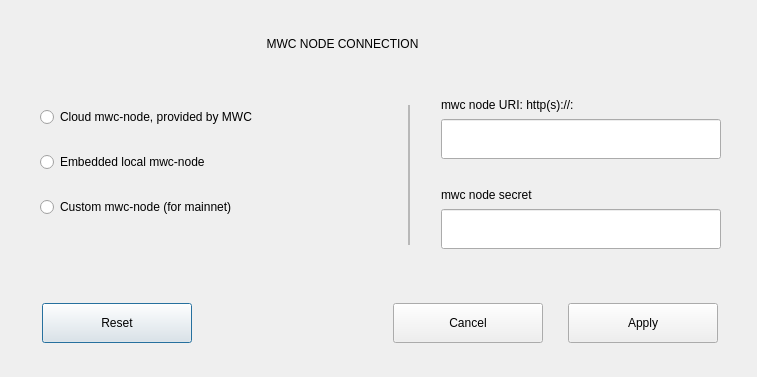
The window that dialogs/u_changenode.ui (0xkobe/mwc-wallet) describes before a commit, drawn with Qt 5.
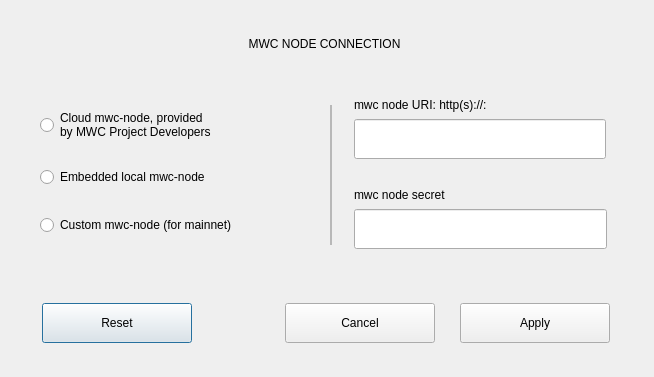
The same window after the commit. Custom widgets are drawn as their Qt base class.

Commit message: make embedded node nicer

The edit to the form file:
```diff
--- a/dialogs/u_changenode.ui
+++ b/dialogs/u_changenode.ui
@@ -6,7 +6,7 @@
    <rect>
     <x>0</x>
     <y>0</y>
-    <width>757</width>
+    <width>654</width>
     <height>377</height>
    </rect>
   </property>
@@ -19,7 +19,7 @@
   <widget class="control::MwcLabelLarge" name="titleLabel">
    <property name="geometry">
     <rect>
-     <x>186</x>
+     <x>168</x>
      <y>24</y>
      <width>313</width>
      <height>40</height>
@@ -42,9 +42,9 @@
    <property name="geometry">
     <rect>
      <x>40</x>
-     <y>102</y>
-     <width>343</width>
-     <height>30</height>
+     <y>105</y>
+     <width>274</width>
+     <height>40</height>
     </rect>
    </property>
    <property name="cursor">
@@ -54,15 +54,16 @@
     <enum>Qt::StrongFocus</enum>
    </property>
    <property name="text">
-    <string>Cloud mwc-node, provided by MWC</string>
+    <string>Cloud mwc-node, provided
+by MWC Project Developers</string>
    </property>
   </widget>
   <widget class="QRadioButton" name="radioEmbeddedNode">
    <property name="geometry">
     <rect>
      <x>40</x>
-     <y>147</y>
-     <width>337</width>
+     <y>162</y>
+     <width>280</width>
      <height>30</height>
     </rect>
    </property>
@@ -80,8 +81,8 @@
    <property name="geometry">
     <rect>
      <x>40</x>
-     <y>192</y>
-     <width>343</width>
+     <y>210</y>
+     <width>277</width>
      <height>30</height>
     </rect>
    </property>
@@ -98,7 +99,7 @@
   <widget class="control::MwcLine" name="frame_4">
    <property name="geometry">
     <rect>
-     <x>408</x>
+     <x>330</x>
      <y>105</y>
      <width>2</width>
      <height>140</height>
@@ -126,18 +127,18 @@
   <widget class="QWidget" name="customNodeWnd" native="true">
    <property name="geometry">
     <rect>
-     <x>441</x>
+     <x>354</x>
      <y>93</y>
-     <width>280</width>
+     <width>253</width>
      <height>163</height>
     </rect>
    </property>
-   <widget class="QWidget" name="">
+   <widget class="QWidget" name="layoutWidget1">
     <property name="geometry">
      <rect>
       <x>0</x>
       <y>3</y>
-      <width>280</width>
+      <width>252</width>
       <height>63</height>
      </rect>
     </property>
@@ -185,12 +186,12 @@
      </item>
     </layout>
    </widget>
-   <widget class="QWidget" name="">
+   <widget class="QWidget" name="layoutWidget2">
     <property name="geometry">
      <rect>
       <x>0</x>
       <y>93</y>
-      <width>280</width>
+      <width>253</width>
       <height>63</height>
      </rect>
     </property>
@@ -239,12 +240,12 @@
     </layout>
    </widget>
   </widget>
-  <widget class="QWidget" name="">
+  <widget class="QWidget" name="layoutWidget3">
    <property name="geometry">
     <rect>
      <x>42</x>
      <y>303</y>
-     <width>676</width>
+     <width>568</width>
      <height>40</height>
     </rect>
    </property>
```
The commit also changes 11 other files.
